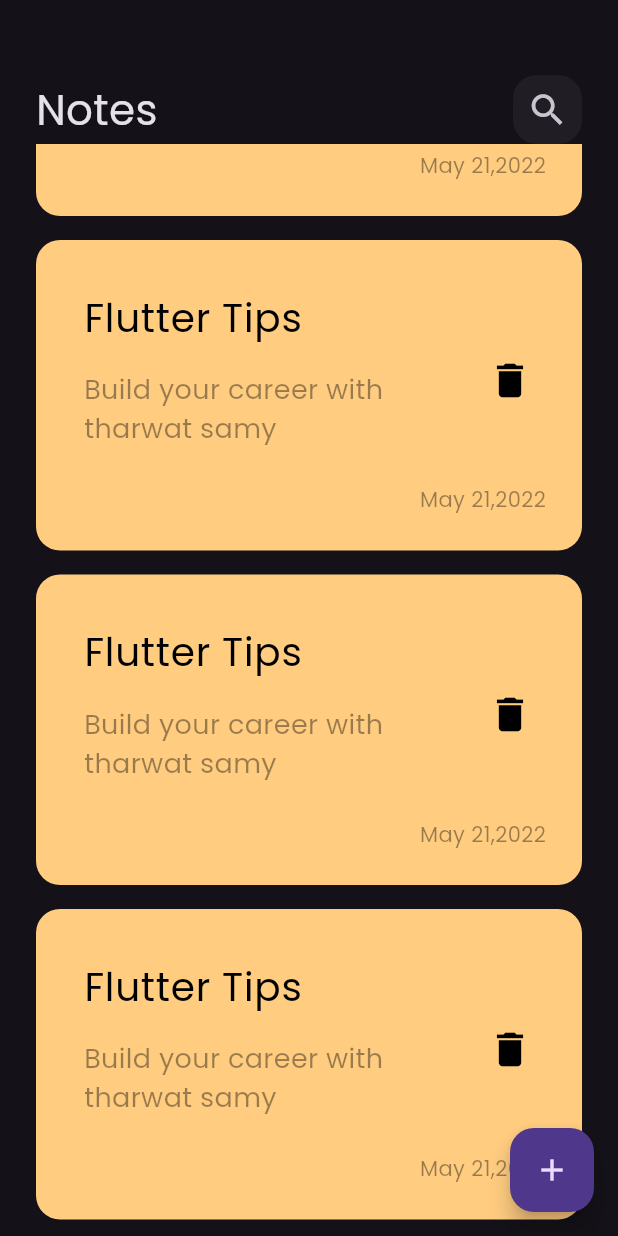
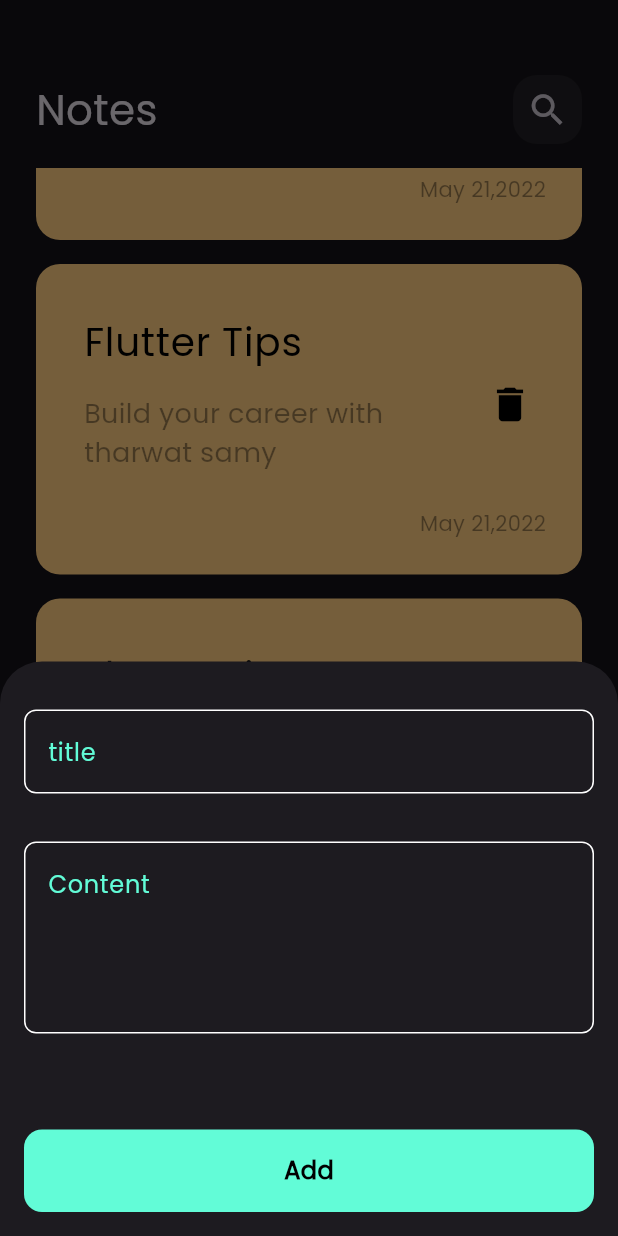
Before and after one commit to karim242/Notes_App, a Flutter app: the screen it shows after launch, scrolled down 1728 dp, after a tap on the "add" icon, on a phone screen of 412 x 824 dp. Run offline on Flutter 3.47's test engine with Material 3 defaults, Android fonts, the phone set to English and light mode, and no system bars.

Commit message:
finish bottom sheet

```diff
--- /dev/null
+++ b/lib/constant.dart
@@ -0,0 +1,3 @@
+import 'package:flutter/material.dart';
+
+const kprimaryColor = Color(0xff62fcd7);
--- a/lib/views/notes_view.dart
+++ b/lib/views/notes_view.dart
@@ -1,4 +1,5 @@
 import 'package:flutter/material.dart';
+import 'package:notes_app/views/widgets/add_btm_sheet.dart';
 import 'package:notes_app/views/widgets/notes_view_body.dart';
 
 class NotesView extends StatelessWidget {
@@ -8,7 +9,13 @@ class NotesView extends StatelessWidget {
   Widget build(BuildContext context) {
     return Scaffold(
         floatingActionButton: FloatingActionButton(
-          onPressed: () {},
+          onPressed: () {
+            showModalBottomSheet(
+                context: context,
+                builder: (context) {
+                  return const AddNoteBottomSheet();
+                });
+          },
           child: const Icon(Icons.add),
         ),
         body: const NotesViewBody());
--- /dev/null
+++ b/lib/views/widgets/add_btm_sheet.dart
@@ -0,0 +1,43 @@
+import 'package:flutter/material.dart';
+import 'package:notes_app/constant.dart';
+import 'package:notes_app/views/widgets/custom_btn.dart';
+import 'package:notes_app/views/widgets/custom_text_form_field.dart';
+
+class AddNoteBottomSheet extends StatelessWidget {
+  const AddNoteBottomSheet({super.key});
+
+  @override
+  Widget build(BuildContext context) {
+    return Padding(
+      padding: const EdgeInsets.symmetric(horizontal: 16),
+      child: SingleChildScrollView(
+        child: Column(
+          children: [
+            const SizedBox(
+              height: 32,
+            ),
+            CustomTextFormField(
+              hintText: "title",
+              hintcolor: kprimaryColor,
+            ),
+            const SizedBox(
+              height: 32,
+            ),
+            CustomTextFormField(
+              maxLines: 4,
+              hintText: "Content",
+              hintcolor: kprimaryColor,
+            ),
+            const SizedBox(
+              height: 64,
+            ),
+            const CustomButton(),
+            const SizedBox(
+              height: 16,
+            ),
+          ],
+        ),
+      ),
+    );
+  }
+}
--- /dev/null
+++ b/lib/views/widgets/custom_btn.dart
@@ -0,0 +1,31 @@
+import 'package:flutter/material.dart';
+import 'package:notes_app/constant.dart';
+
+class CustomButton extends StatelessWidget {
+  const CustomButton({super.key});
+
+  @override
+  Widget build(BuildContext context) {
+    return InkWell(
+      onTap: (){}, // Add your function call here
+      child: Container(
+        width: MediaQuery.of(context).size.width,
+        height: 55,
+        decoration: BoxDecoration(
+          borderRadius: BorderRadius.circular(12),
+          color: kprimaryColor,
+        ),
+        child: const Center(
+          child: Text(
+            "Add",
+            style: TextStyle(
+              color: Colors.black,
+              fontSize: 16,
+              fontWeight: FontWeight.bold,
+            ),
+          ),
+        ),
+      ),
+    );
+  }
+}
--- /dev/null
+++ b/lib/views/widgets/custom_text_form_field.dart
@@ -0,0 +1,62 @@
+import 'package:flutter/material.dart';
+
+// ignore: must_be_immutable
+class CustomTextFormField extends StatelessWidget {
+  CustomTextFormField({
+    super.key,
+    this.controller,
+    this.focusNode,
+    this.prefixIcon,
+    required this.hintText,
+    this.hintcolor,
+    this.validator,
+    this.suffixIcon,
+    this.keyboardType,
+    this.textInputAction,
+    this.obscureText = false,
+    this.onFieldSubmitted,
+    this.maxLines
+  });
+
+  TextEditingController? controller;
+  FocusNode? focusNode;
+  Widget? suffixIcon;
+  Widget? prefixIcon;
+
+  final String hintText;
+  TextInputType? keyboardType;
+  TextInputAction? textInputAction;
+  bool? obscureText;
+  Color? hintcolor;
+  int? maxLines;
+  String? Function(String?)? validator;
+  Function(String)? onFieldSubmitted;
+  @override
+  Widget build(BuildContext context) {
+    return TextFormField(
+      obscureText: obscureText!,
+      controller: controller,
+      focusNode: focusNode,
+      cursorColor: hintcolor,
+      maxLines: maxLines,
+      textInputAction: textInputAction,
+      keyboardType: keyboardType,
+      validator: validator,
+      onFieldSubmitted: onFieldSubmitted,
+      decoration: InputDecoration(
+          hintText: hintText,
+          hintStyle: TextStyle(color: hintcolor),
+          prefixIcon: prefixIcon,
+          suffixIcon: suffixIcon,
+          border: builderBorder(),
+          enabledBorder: builderBorder(),
+          focusedBorder: builderBorder(hintcolor)),
+    );
+  }
+
+  OutlineInputBorder builderBorder([color]) {
+    return OutlineInputBorder(
+        borderRadius: BorderRadius.circular(8),
+        borderSide: BorderSide(color: color ?? Colors.white));
+  }
+}
--- a/lib/views/widgets/notes_list_view.dart
+++ b/lib/views/widgets/notes_list_view.dart
@@ -6,13 +6,17 @@ class NotesListView extends StatelessWidget {
 
   @override
   Widget build(BuildContext context) {
-    return ListView.builder(
+    return Padding(
+      padding: const EdgeInsets.symmetric(vertical: 16.0),
+      child: ListView.builder(
+        padding: EdgeInsets.zero,
         itemBuilder: (context, index) {
           return const Padding(
             padding: EdgeInsets.symmetric(vertical: 8.0),
             child: NotesItems(),
           );
         },
+      ),
     );
   }
 }
```
Lines whose indentation alone changed are shown as unchanged.
